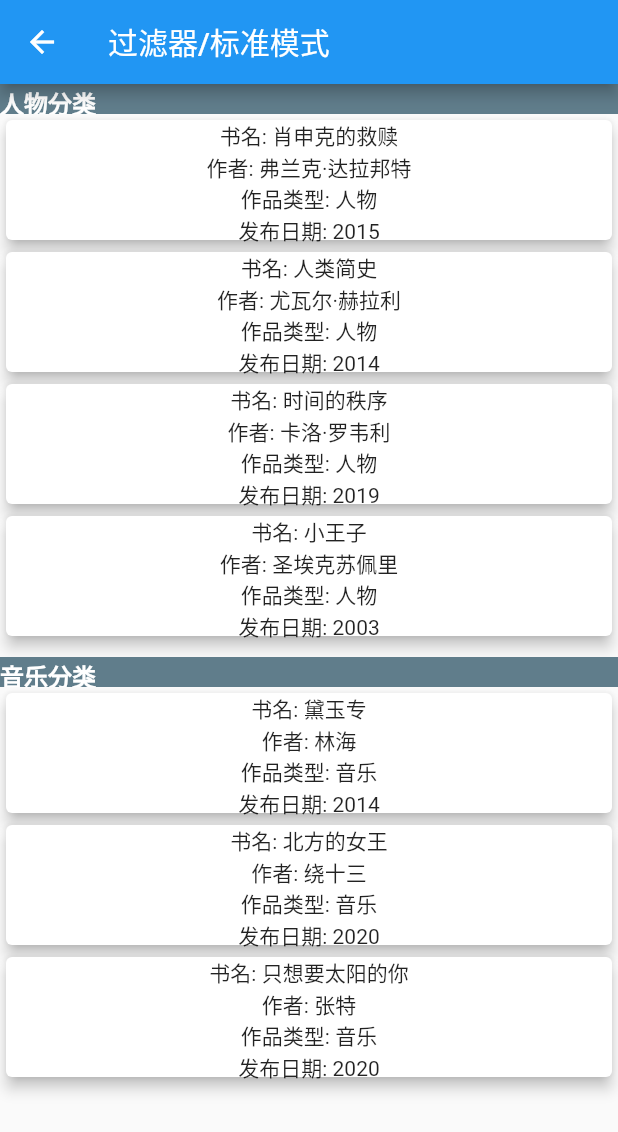
After one commit to FlutterOpen/design_patterns, a Flutter app: the screen it shows after launch, after a tap on "过滤器/标准模式", on a phone screen of 412 x 824 dp. The commit adds this screen. Shown: the top 1132 px of the screen. Run offline on Flutter 3.47's test engine with Material 2 defaults, Android fonts, the phone set to English and light mode, and no system bars.

Commit message:
feat(): 过滤器/标准模式

```diff
--- a/lib/constant/string_const.dart
+++ b/lib/constant/string_const.dart
@@ -22,4 +22,7 @@ class StringConst {
 
   //桥接模式
   static const String BRIDGE_ = "桥接模式";
+
+  //过滤器/标准模式
+  static const String FILTER_ = "过滤器/标准模式";
 }
--- a/lib/main.dart
+++ b/lib/main.dart
@@ -2,6 +2,7 @@ import 'package:flutter/material.dart';
 import 'package:flutter_design/constant/string_const.dart';
 import 'package:flutter_design/page/adapter/adapter_page.dart';
 import 'package:flutter_design/page/bridge/bridge_page.dart';
+import 'package:flutter_design/page/filter/filter_page.dart';
 
 import 'constant/page_const.dart';
 import 'constant/string_const.dart';
@@ -27,6 +28,7 @@ class MyApp extends StatelessWidget {
         PageConst.PROTOTYPE_PAGE: (context) => PrototypePage(),
         PageConst.ADAPTER_PAGE: (context) => AdapterPage(),
         PageConst.BRIDGE_PAGE: (context) => BridgePage(),
+        PageConst.FILTER_PAGE: (context) => FilterPage(),
       },
     );
   }
--- /dev/null
+++ b/lib/page/filter/filter_mode.dart
@@ -0,0 +1,39 @@
+/// Created by NieBin on 2020-03-22
+/// Github: https://github.com/nb312
+/// Email: niebin312@gmail.com
+///
+class Book {
+  String name;
+  String author;
+  String type;
+  String date;
+
+  Book({
+    this.name,
+    this.author,
+    this.type,
+    this.date,
+  });
+}
+
+abstract class ICondition {
+  List<Book> filter(List<Book> source);
+}
+
+class PersonBookCondition implements ICondition {
+  @override
+  List<Book> filter(List<Book> source) {
+    if (source == null || source.length == 0) return null;
+    return source.where((element) => element.type == "person").toList();
+  }
+}
+
+class MusicBookCondition implements ICondition {
+  @override
+  List<Book> filter(List<Book> source) {
+    if (source == null || source.length == 0)
+      return null;
+    else
+      return source.where((element) => element.type == "music").toList();
+  }
+}
--- /dev/null
+++ b/lib/page/filter/filter_page.dart
@@ -0,0 +1,112 @@
+import 'package:flutter/material.dart';
+import 'package:flutter_design/constant/string_const.dart';
+import 'package:flutter_design/page/filter/filter_mode.dart';
+
+/// Created by NieBin on 2020-03-22
+/// Github: https://github.com/nb312
+/// Email: niebin312@gmail.com
+///过滤器模式
+class FilterPage extends StatefulWidget {
+  @override
+  _FilterPageState createState() => _FilterPageState();
+}
+
+class _FilterPageState extends State<FilterPage> {
+  List<Book> _books = List();
+
+  @override
+  void initState() {
+    initData();
+    super.initState();
+  }
+
+  @override
+  Widget build(BuildContext context) {
+    return Scaffold(
+      appBar: AppBar(
+        title: Text(StringConst.FILTER_),
+      ),
+      body: SingleChildScrollView(
+        child: Column(
+          children: _item(),
+        ),
+      ),
+    );
+  }
+
+  List<Widget> _item() {
+    List<Widget> list = List();
+    List<Book> persons = _personList();
+    list.add(Container(
+      constraints: BoxConstraints.expand(height: 20),
+      color: Colors.blueGrey,
+      child: Text(
+        "人物分类",
+        style: TextStyle(
+            fontSize: 16, color: Colors.white, fontWeight: FontWeight.bold),
+      ),
+    ));
+    for (Book b in persons) {
+      list.add((_bookItem(b)));
+    }
+    list.add(SizedBox(height: 10));
+    list.add(Container(
+      constraints: BoxConstraints.expand(height: 20),
+      color: Colors.blueGrey,
+      child: Text(
+        "音乐分类",
+        style: TextStyle(
+            fontSize: 16, color: Colors.white, fontWeight: FontWeight.bold),
+      ),
+    ));
+    List<Book> musics = _musicList();
+    for (Book b in musics) {
+      list.add((_bookItem(b)));
+    }
+    return list;
+  }
+
+  Widget _bookItem(Book book) => Card(
+        elevation: 4,
+        child: Container(
+          constraints: BoxConstraints.expand(height: 80),
+          child: Column(
+            children: <Widget>[
+              Text("书名: ${book.name}"),
+              Text("作者: ${book.author}"),
+              Text("作品类型: ${book.type == "person" ? "人物" : "音乐"}"),
+              Text("发布日期: ${book.date}")
+            ],
+          ),
+        ),
+      );
+
+  //过滤人
+  List<Book> _personList() {
+    ICondition condition = PersonBookCondition();
+    return condition.filter(_books);
+  }
+
+  //过滤音乐
+  List<Book> _musicList() {
+    ICondition condition = MusicBookCondition();
+    return condition.filter(_books);
+  }
+
+  void initData() {
+    _books.add(
+        Book(name: "肖申克的救赎", author: "弗兰克·达拉邦特", type: "person", date: "2015"));
+
+    _books.add(
+        Book(name: "人类简史", author: "尤瓦尔·赫拉利", type: "person", date: "2014"));
+    _books.add(Book(name: "黛玉专", author: "林海", type: "music", date: "2014"));
+    _books.add(
+        Book(name: "时间的秩序", author: "卡洛·罗韦利", type: "person", date: "2019"));
+    _books.add(Book(name: "北方的女王", author: "绕十三", type: "music", date: "2020"));
+    _books
+        .add(Book(name: "小王子", author: "圣埃克苏佩里", type: "person", date: "2003"));
+
+    _books
+        .add(Book(name: "只想要太阳的你", author: "张特", type: "music", date: "2020"));
+  }
+}
--- a/lib/page/home_page.dart
+++ b/lib/page/home_page.dart
@@ -21,6 +21,7 @@ Map<String, String> map = {
   PageConst.PROTOTYPE_PAGE: StringConst.PROTOTYPE_,
   PageConst.ADAPTER_PAGE: StringConst.ADAPTER_,
   PageConst.BRIDGE_PAGE: StringConst.BRIDGE_,
+  PageConst.FILTER_PAGE: StringConst.FILTER_,
 };
 
 class _HomePageState extends State<HomePage> {
```
